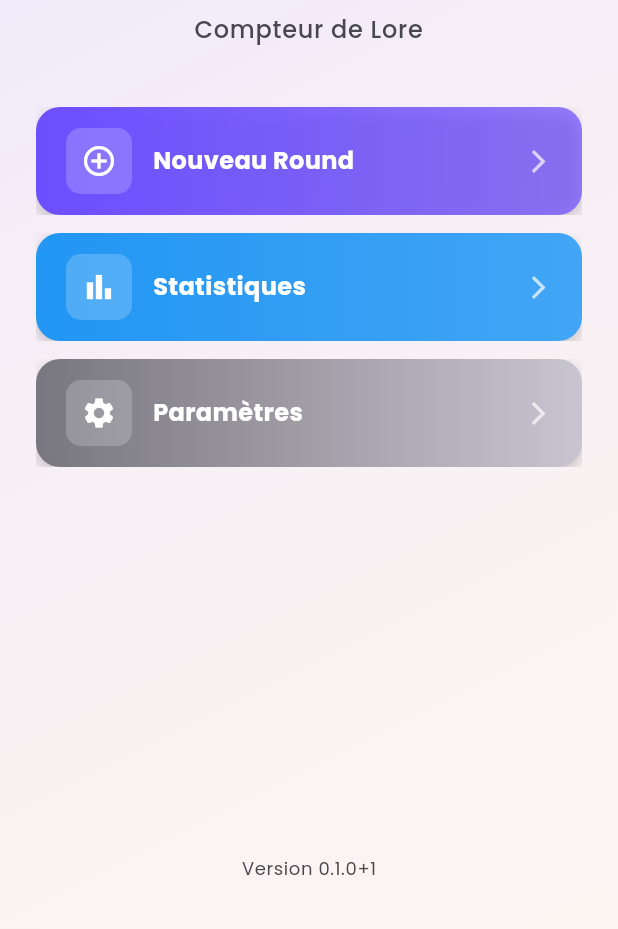
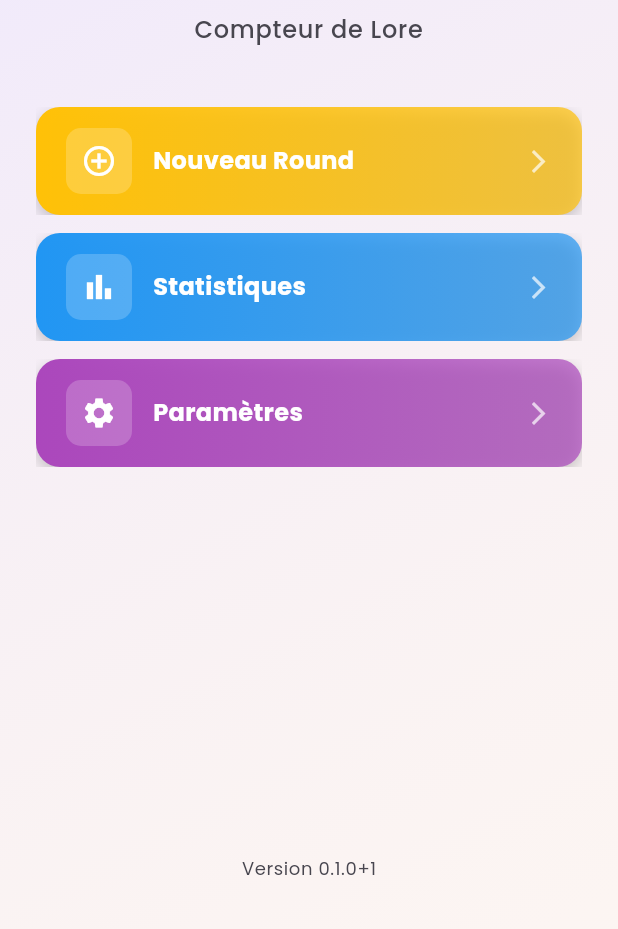
Before and after one commit to Jbijjer/lorcana_lore_counter, a Flutter app: the screen it shows after launch, on a phone screen of 412 x 824 dp, the part 307-1236 px from its top. Run offline on Flutter 3.47's test engine with Material 3 defaults, Android fonts, the phone set to English and light mode, and no system bars; our stand-ins replace flutter_riverpod, flutter_svg, freezed_annotation, google_fonts, hive, hive_flutter and 2 more; accounts and stored records are empty; generated files the repository leaves out were written again.

Commit message:
Utiliser les couleurs Lorcana pour les boutons du menu principal
- Remplacer les couleurs grises par des couleurs Lorcana vives
- Continuer Partie: Émeraude (vert)
- Nouveau Round: Ambre (or)
- Statistiques: Saphir (bleu)
- Paramètres: Améthyste (violet)
- Ajouter le support du mode haut contraste

```diff
--- a/lib/features/game/presentation/screens/home_screen.dart
+++ b/lib/features/game/presentation/screens/home_screen.dart
@@ -5,6 +5,7 @@ import 'package:flutter_riverpod/flutter_riverpod.dart';
 import 'package:package_info_plus/package_info_plus.dart';
 import '../../../../core/theme/app_theme.dart';
 import '../../../../core/utils/haptic_utils.dart';
+import '../../../../core/providers/accessibility_provider.dart';
 import '../../data/game_persistence_service.dart';
 import '../providers/game_provider.dart';
 import 'play_screen.dart';
@@ -106,6 +107,8 @@ class _HomeScreenState extends ConsumerState<HomeScreen>
   Widget build(BuildContext context) {
     final persistenceService = ref.watch(gamePersistenceServiceProvider);
     final hasOngoingGame = persistenceService.hasOngoingGame();
+    final accessibilityAsync = ref.watch(accessibilityNotifierProvider);
+    final highContrast = accessibilityAsync.valueOrNull?.highContrastMode ?? false;
 
     return Scaffold(
       body: Container(
@@ -140,7 +143,7 @@ class _HomeScreenState extends ConsumerState<HomeScreen>
                             const SizedBox(height: 40),
 
                             // Boutons principaux
-                            _buildMainButtons(hasOngoingGame),
+                            _buildMainButtons(hasOngoingGame, highContrast),
 
                             const Spacer(),
 
@@ -243,56 +246,56 @@ class _HomeScreenState extends ConsumerState<HomeScreen>
     );
   }
 
-  Widget _buildMainButtons(bool hasOngoingGame) {
+  Widget _buildMainButtons(bool hasOngoingGame, bool highContrast) {
+    // Couleurs Lorcana pour les boutons du menu principal
+    final emeraldColor = highContrast ? const Color(0xFF00FF7F) : AppTheme.emeraldColor;
+    final amberColor = highContrast ? const Color(0xFFFFD600) : AppTheme.amberColor;
+    final sapphireColor = highContrast ? const Color(0xFF0066FF) : AppTheme.sapphireColor;
+    final amethystColor = highContrast ? const Color(0xFFE040FB) : AppTheme.amethystColor;
+
     return Column(
       children: [
-        // Bouton Continuer Partie (si partie en cours)
+        // Bouton Continuer Partie (si partie en cours) - Émeraude
         if (hasOngoingGame) ...[
           _buildMenuButton(
             icon: Icons.play_arrow,
             label: 'Continuer Partie',
-            gradient: const LinearGradient(
-              colors: [AppTheme.successColor, Color(0xFF66BB6A)],
+            gradient: LinearGradient(
+              colors: [emeraldColor, emeraldColor.withValues(alpha: 0.7)],
             ),
             onTap: _handleContinueGame,
           ),
           const SizedBox(height: 12),
         ],
 
-        // Bouton Nouveau Round
+        // Bouton Nouveau Round - Ambre
         _buildMenuButton(
           icon: Icons.add_circle_outline,
           label: 'Nouveau Round',
           gradient: LinearGradient(
-            colors: [
-              AppTheme.primaryColor,
-              AppTheme.primaryColor.withValues(alpha: 0.7),
-            ],
+            colors: [amberColor, amberColor.withValues(alpha: 0.7)],
           ),
           onTap: () => _handleNewRound(hasOngoingGame),
         ),
         const SizedBox(height: 12),
 
-        // Bouton Statistiques
+        // Bouton Statistiques - Saphir
         _buildMenuButton(
           icon: Icons.bar_chart,
           label: 'Statistiques',
-          gradient: const LinearGradient(
-            colors: [AppTheme.infoColor, Color(0xFF42A5F5)],
+          gradient: LinearGradient(
+            colors: [sapphireColor, sapphireColor.withValues(alpha: 0.7)],
           ),
           onTap: _handleStatistics,
         ),
         const SizedBox(height: 12),
 
-        // Bouton Paramètres
+        // Bouton Paramètres - Améthyste
         _buildMenuButton(
           icon: Icons.settings,
           label: 'Paramètres',
           gradient: LinearGradient(
-            colors: [
-              Theme.of(context).colorScheme.outline,
-              Theme.of(context).colorScheme.outlineVariant,
-            ],
+            colors: [amethystColor, amethystColor.withValues(alpha: 0.7)],
           ),
           onTap: _handleSettings,
         ),
```
